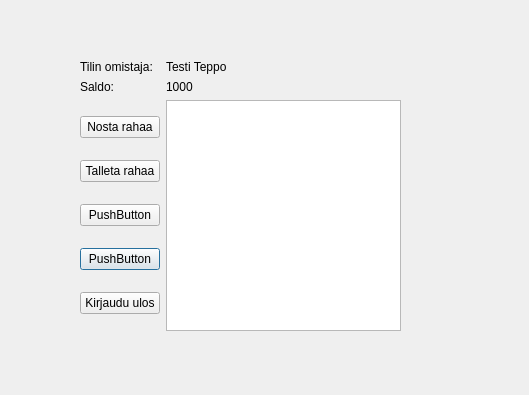
The window that bankautomat/paakayttoliittyma.ui (luris123/OAMK-2022-spring-project) describes before a commit, drawn with Qt 5.
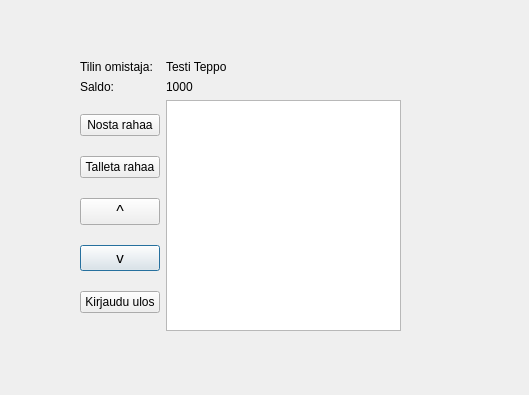
The same window after the commit.

Diff of the .ui file:
```diff
--- a/bankautomat/paakayttoliittyma.ui
+++ b/bankautomat/paakayttoliittyma.ui
@@ -26,9 +26,14 @@
     <item row="2" column="0">
      <layout class="QGridLayout" name="gridLayout_4">
       <item row="3" column="0">
-       <widget class="QPushButton" name="pushButton">
+       <widget class="QPushButton" name="alas_btn">
+        <property name="font">
+         <font>
+          <pointsize>11</pointsize>
+         </font>
+        </property>
         <property name="text">
-         <string>PushButton</string>
+         <string>v</string>
         </property>
        </widget>
       </item>
@@ -40,9 +45,14 @@
        </widget>
       </item>
       <item row="2" column="0">
-       <widget class="QPushButton" name="pushButton_2">
+       <widget class="QPushButton" name="ylos_btn">
+        <property name="font">
+         <font>
+          <pointsize>12</pointsize>
+         </font>
+        </property>
         <property name="text">
-         <string>PushButton</string>
+         <string>^</string>
         </property>
        </widget>
       </item>
```
